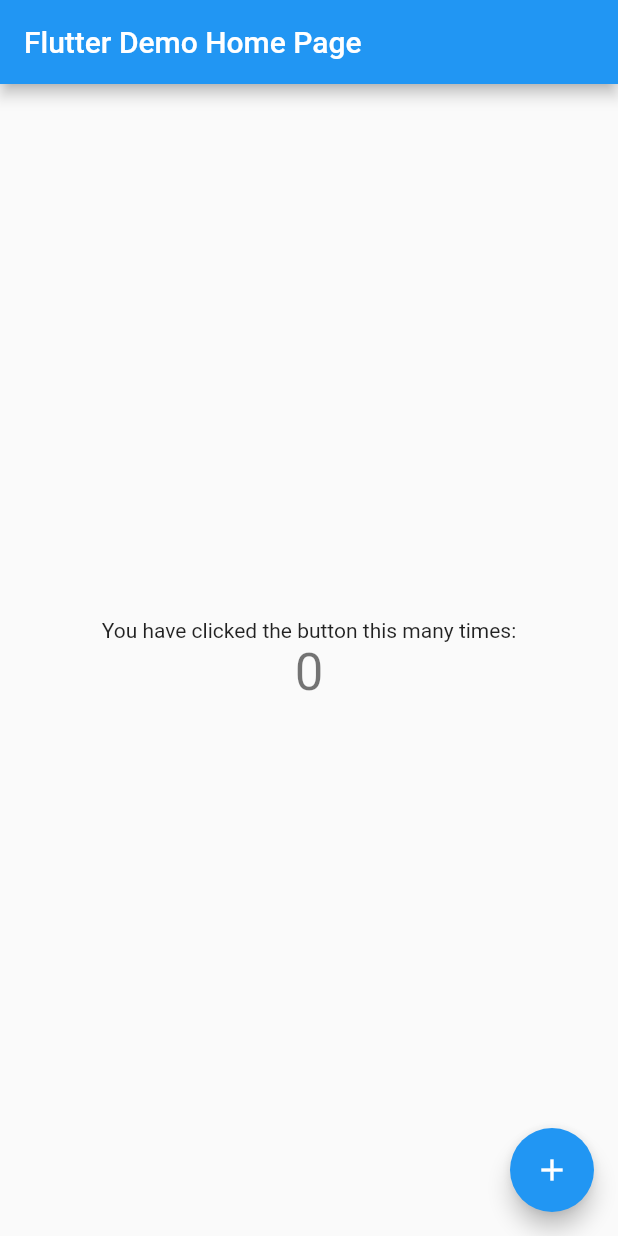
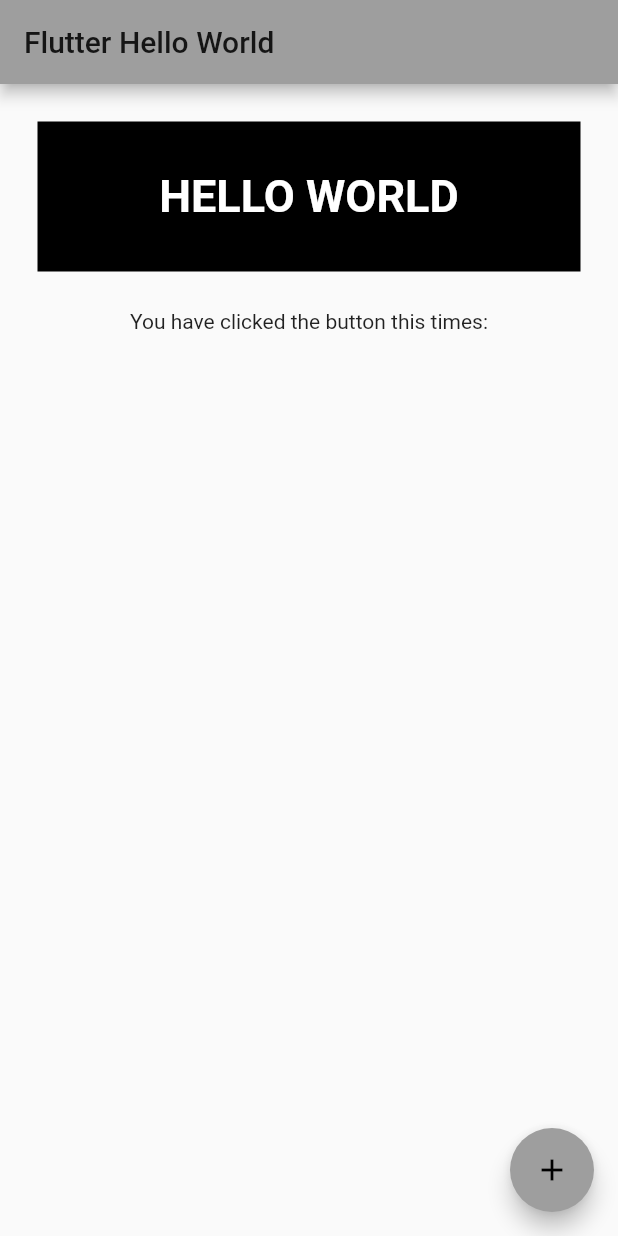
Before and after one commit to kazuyakuza/flutter-hello-world, a Flutter app: the screen it shows after launch, on a phone screen of 412 x 824 dp. Run offline on Flutter 3.47's test engine with Material 2 defaults, Android fonts, the phone set to English and light mode, and no system bars.

Commit message:
- add 'hello world' print- remove counter with DateTime print

```diff
--- a/lib/my-home-page/my-home-page-state.dart
+++ b/lib/home-page/home-page-state.dart
@@ -1,17 +1,17 @@
+import 'dart:ui';
 import 'package:flutter/material.dart';
-import 'package:hello_world/my-home-page/my-home-page.dart';
+import 'package:hello_world/home-page/home-page.dart';
 
-class MyHomePageState extends State<MyHomePage> {
-  int _counter = 0;
+class HomePageState extends State<HomePage> {
+  List<Text> _pushedButton = [];
 
   void _incrementCounter() {
     setState(() {
-      // This call to setState tells the Flutter framework that something has
-      // changed in this State, which causes it to rerun the build method below
-      // so that the display can reflect the updated values. If we changed
-      // _counter without calling setState(), then the build method would not be
-      // called again, and so nothing would appear to happen.
-      _counter++;
+      _pushedButton.add(
+        Text(
+          new DateTime.now().toIso8601String(),
+        ),
+      );
     });
   }
 
@@ -47,14 +47,35 @@ class MyHomePageState extends State<MyHomePage> {
           // center the children vertically; the main axis here is the vertical
           // axis because Columns are vertical (the cross axis would be
           // horizontal).
-          mainAxisAlignment: MainAxisAlignment.center,
+          mainAxisAlignment: MainAxisAlignment.start,
           children: <Widget>[
-            Text(
-              'You have clicked the button this many times:',
+            Container(
+              alignment: Alignment.center,
+              color: Colors.black,
+              child: RichText(
+                text: TextSpan(
+                  text: 'HELLO WORLD',
+                  style: TextStyle(
+                    color: Colors.white,
+                    fontWeight: FontWeight.bold,
+                    fontSize: 30,
+                  ),
+                ),
+              ),
+              height: 100,
+              margin: const EdgeInsets.all(25),
             ),
-            Text(
-              '$_counter',
-              style: Theme.of(context).textTheme.headline4,
+            Container(
+              child: Column(
+                mainAxisAlignment: MainAxisAlignment.end,
+                mainAxisSize: MainAxisSize.max,
+                children: [
+                  Text(
+                    'You have clicked the button this times:',
+                  ),
+                  ..._pushedButton,
+                ],
+              ),
             ),
           ],
         ),
--- a/lib/my-home-page/my-home-page.dart
+++ b/lib/home-page/home-page.dart
@@ -1,8 +1,8 @@
 import 'package:flutter/material.dart';
-import 'package:hello_world/my-home-page/my-home-page-state.dart';
+import 'package:hello_world/home-page/home-page-state.dart';
 
-class MyHomePage extends StatefulWidget {
-  MyHomePage({Key key, this.title}) : super(key: key);
+class HomePage extends StatefulWidget {
+  HomePage({Key key, this.title}) : super(key: key);
 
   // This widget is the home page of your application. It is stateful, meaning
   // that it has a State object (defined below) that contains fields that affect
@@ -16,5 +16,5 @@ class MyHomePage extends StatefulWidget {
   final String title;
 
   @override
-  MyHomePageState createState() => MyHomePageState();
+  HomePageState createState() => HomePageState();
 }
--- a/lib/main.dart
+++ b/lib/main.dart
@@ -1,5 +1,5 @@
 import 'package:flutter/material.dart';
-import 'package:hello_world/my-home-page/my-home-page.dart';
+import 'package:hello_world/home-page/home-page.dart';
 
 void main() {
   runApp(MyApp());
@@ -10,7 +10,7 @@ class MyApp extends StatelessWidget {
   @override
   Widget build(BuildContext context) {
     return MaterialApp(
-      title: 'Flutter Demo',
+      title: 'Flutter Hello World',
       theme: ThemeData(
         // This is the theme of your application.
         //
@@ -21,13 +21,13 @@ class MyApp extends StatelessWidget {
         // or simply save your changes to "hot reload" in a Flutter IDE).
         // Notice that the counter didn't reset back to zero; the application
         // is not restarted.
-        primarySwatch: Colors.blue,
+        primarySwatch: Colors.grey,
         // This makes the visual density adapt to the platform that you run
         // the app on. For desktop platforms, the controls will be smaller and
         // closer together (more dense) than on mobile platforms.
         visualDensity: VisualDensity.adaptivePlatformDensity,
       ),
-      home: MyHomePage(title: 'Flutter Demo Home Page'),
+      home: HomePage(title: 'Flutter Hello World'),
     );
   }
 }
```
